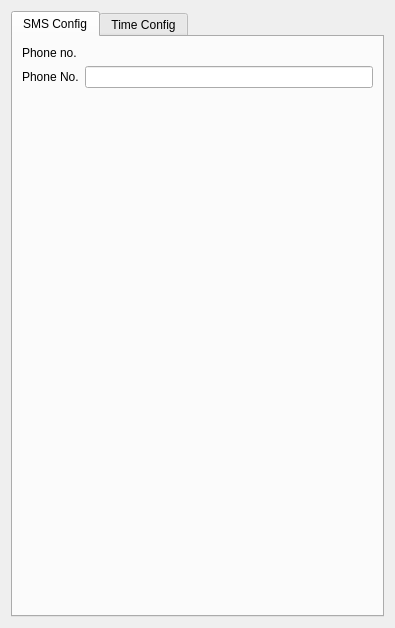
Before: the Qt Designer form widget.ui in UmangRajj/Notification_SMS_Forwarder, drawn with Qt 5.
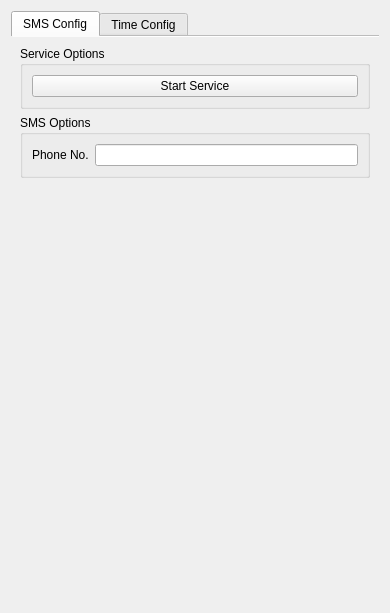
After: the same form once the commit is applied.

Patch:
```diff
--- a/widget.ui
+++ b/widget.ui
@@ -6,8 +6,8 @@
    <rect>
     <x>0</x>
     <y>0</y>
-    <width>395</width>
-    <height>628</height>
+    <width>390</width>
+    <height>613</height>
    </rect>
   </property>
   <property name="windowTitle">
@@ -19,31 +19,65 @@
      <property name="currentIndex">
       <number>0</number>
      </property>
+     <property name="documentMode">
+      <bool>true</bool>
+     </property>
+     <property name="movable">
+      <bool>false</bool>
+     </property>
+     <property name="tabBarAutoHide">
+      <bool>false</bool>
+     </property>
      <widget class="QWidget" name="tab">
       <attribute name="title">
        <string>SMS Config</string>
       </attribute>
-      <layout class="QVBoxLayout" name="verticalLayout_5">
+      <layout class="QVBoxLayout" name="verticalLayout_7">
        <item>
-        <widget class="QLabel" name="label_2">
-         <property name="text">
-          <string>Phone no.</string>
+        <widget class="QGroupBox" name="groupBox_2">
+         <property name="title">
+          <string>Service Options</string>
          </property>
+         <layout class="QHBoxLayout" name="horizontalLayout_3">
+          <item>
+           <widget class="QPushButton" name="serviceToggleBtn">
+            <property name="text">
+             <string>Start Service</string>
+            </property>
+            <property name="checkable">
+             <bool>true</bool>
+            </property>
+           </widget>
+          </item>
+         </layout>
         </widget>
        </item>
        <item>
-        <layout class="QHBoxLayout" name="horizontalLayout">
-         <item>
-          <widget class="QLabel" name="label">
-           <property name="text">
-            <string>Phone No.</string>
-           </property>
-          </widget>
-         </item>
-         <item>
-          <widget class="QLineEdit" name="PhoneNoLnEdit"/>
-         </item>
-        </layout>
+        <widget class="QGroupBox" name="groupBox">
+         <property name="title">
+          <string>SMS Options</string>
+         </property>
+         <layout class="QVBoxLayout" name="verticalLayout_5">
+          <item>
+           <layout class="QHBoxLayout" name="horizontalLayout">
+            <item>
+             <widget class="QLabel" name="label">
+              <property name="text">
+               <string>Phone No.</string>
+              </property>
+             </widget>
+            </item>
+            <item>
+             <widget class="QLineEdit" name="PhoneNoLnEdit">
+              <property name="maxLength">
+               <number>10</number>
+              </property>
+             </widget>
+            </item>
+           </layout>
+          </item>
+         </layout>
+        </widget>
        </item>
        <item>
         <spacer name="verticalSpacer">
@@ -53,7 +87,7 @@
          <property name="sizeHint" stdset="0">
           <size>
            <width>20</width>
-           <height>504</height>
+           <height>40</height>
           </size>
          </property>
         </spacer>
```
Left out of the diff: 91 changed lines with no effect on the pictures.
